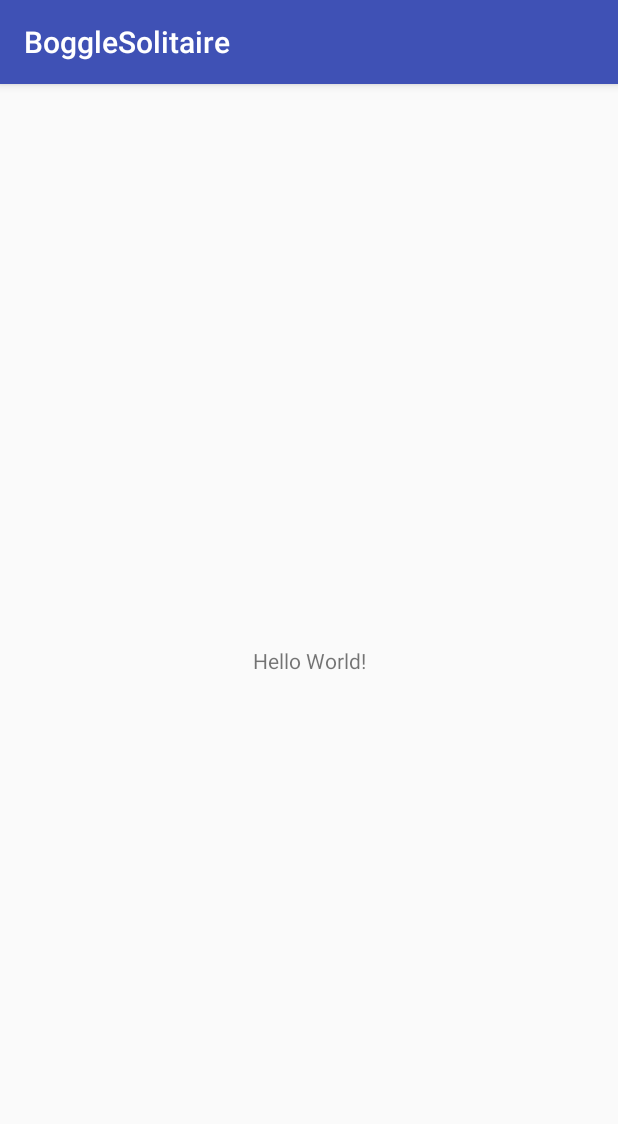
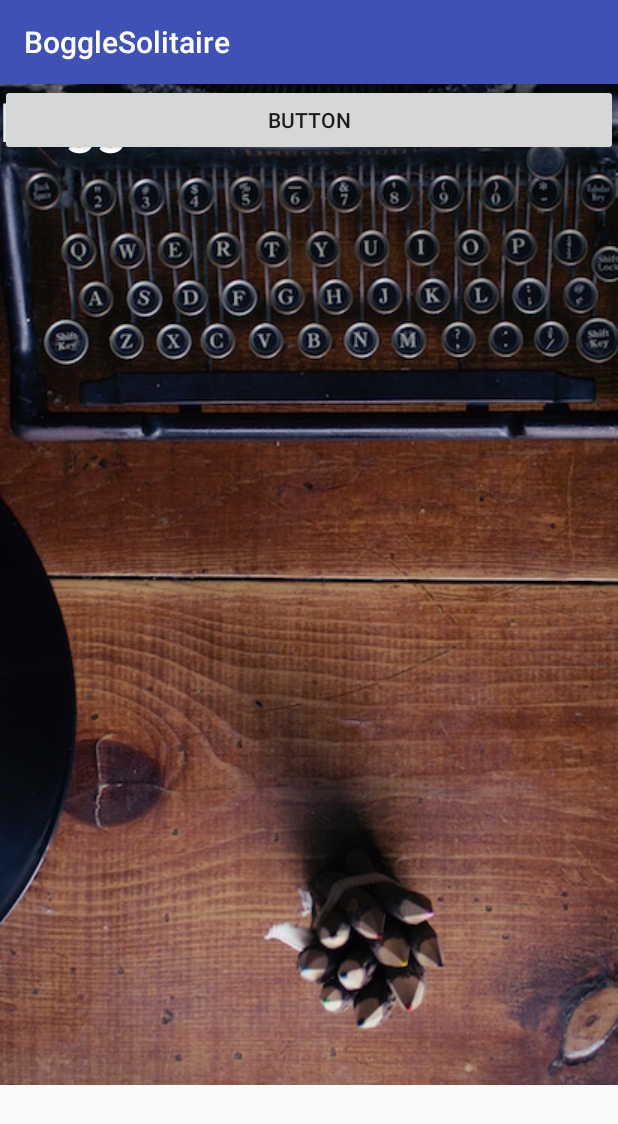
Before and after one commit to seacamjen/boggle-solitare, an Android app: the screen it shows after launch (MainActivity), on a phone screen of 412 x 824 dp. Shown: the top 1124 px of the screen. Run offline under Robolectric (Android 15) with nearby library versions, the phone set to English and light mode, and no system bars; our stand-ins replace ButterKnife.

Commit message:
add mainActivity

```diff
--- a/app/build.gradle
+++ b/app/build.gradle
@@ -20,6 +20,7 @@ android {
 }
 
 dependencies {
+    compile 'com.jakewharton:butterknife:7.0.1'
     compile fileTree(dir: 'libs', include: ['*.jar'])
     androidTestCompile('com.android.support.test.espresso:espresso-core:2.2.2', {
         exclude group: 'com.android.support', module: 'support-annotations'
--- a/app/src/main/java/com/epicodus/bogglesolitaire/MainActivity.java
+++ b/app/src/main/java/com/epicodus/bogglesolitaire/MainActivity.java
@@ -3,22 +3,30 @@ package com.epicodus.bogglesolitaire;
 import android.support.v7.app.AppCompatActivity;
 import android.os.Bundle;
 import android.util.Log;
+import android.widget.Button;
 
 import java.util.ArrayList;
 import java.util.concurrent.ThreadLocalRandom;
 
+import butterknife.Bind;
+import butterknife.ButterKnife;
+
 public class MainActivity extends AppCompatActivity {
+    @Bind(R.id.playButton) Button mPlayButton;
     private Character[] allLetters = new Character[] {
             'A', 'B', 'C', 'D', 'E', 'F', 'G', 'H', 'I', 'J', 'K', 'L', 'M', 'N', 'O', 'P', 'Q', 'R', 'S', 'T', 'U', 'V', 'W', 'X', 'Y', 'Z'
     };
     private Character[] vowels = new Character[] {'A', 'E', 'I', 'O', 'U', 'Y'};
     private ArrayList<Character> currentLetterSet= new ArrayList<>();
 
+
     @Override
     protected void onCreate(Bundle savedInstanceState) {
         super.onCreate(savedInstanceState);
         setContentView(R.layout.activity_main);
         currentLetterSet = generateLetters();
+        ButterKnife.bind(this);
+
         ArrayList<Character> testLetterSet = new ArrayList<>();
         testLetterSet.add('A');
         testLetterSet.add('B');
--- a/app/src/main/res/layout/activity_main.xml
+++ b/app/src/main/res/layout/activity_main.xml
@@ -6,13 +6,31 @@
     android:layout_height="match_parent"
     tools:context="com.epicodus.bogglesolitaire.MainActivity">
 
-    <TextView
+    <Button
+        android:id="@+id/playButton"
+        android:layout_width="fill_parent"
+        android:layout_height="wrap_content"
+        android:text="Button"
+        tools:layout_editor_absoluteX="148dp"
+        tools:layout_editor_absoluteY="422dp" />
+
+    <ImageView
+        android:id="@+id/imageView"
         android:layout_width="wrap_content"
         android:layout_height="wrap_content"
-        android:text="Hello World!"
-        app:layout_constraintBottom_toBottomOf="parent"
-        app:layout_constraintLeft_toLeftOf="parent"
-        app:layout_constraintRight_toRightOf="parent"
-        app:layout_constraintTop_toTopOf="parent" />
+        android:scaleType="centerCrop"
+        app:srcCompat="@drawable/background"
+        tools:layout_editor_absoluteX="0dp"
+        tools:layout_editor_absoluteY="0dp" />
 
+    <TextView
+        android:id="@+id/textView"
+        android:layout_width="wrap_content"
+        android:layout_height="wrap_content"
+        android:text="Boggle"
+        android:textColor="@android:color/background_light"
+        android:textSize="36sp"
+        android:textStyle="bold"
+        tools:layout_editor_absoluteX="136dp"
+        tools:layout_editor_absoluteY="215dp" />
 </android.support.constraint.ConstraintLayout>
```
Also changed, not shown: app/src/main/res/drawable/background.jpg (added).
